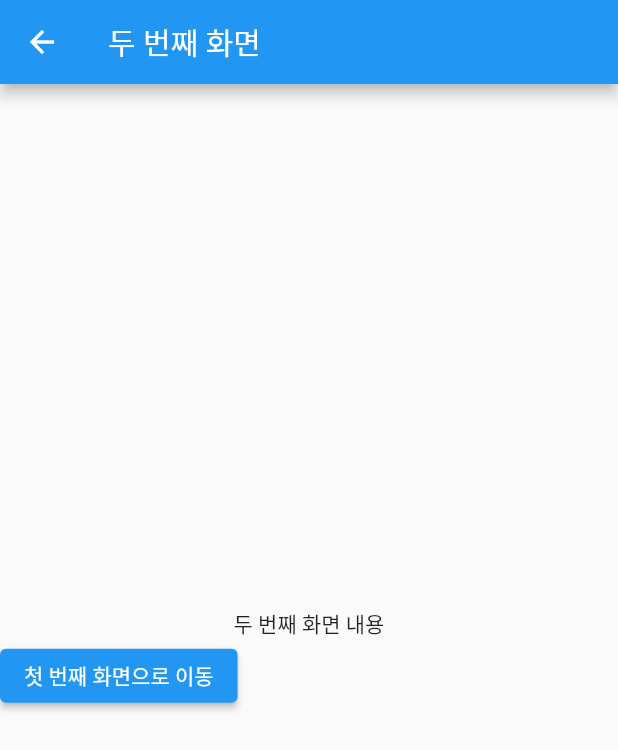
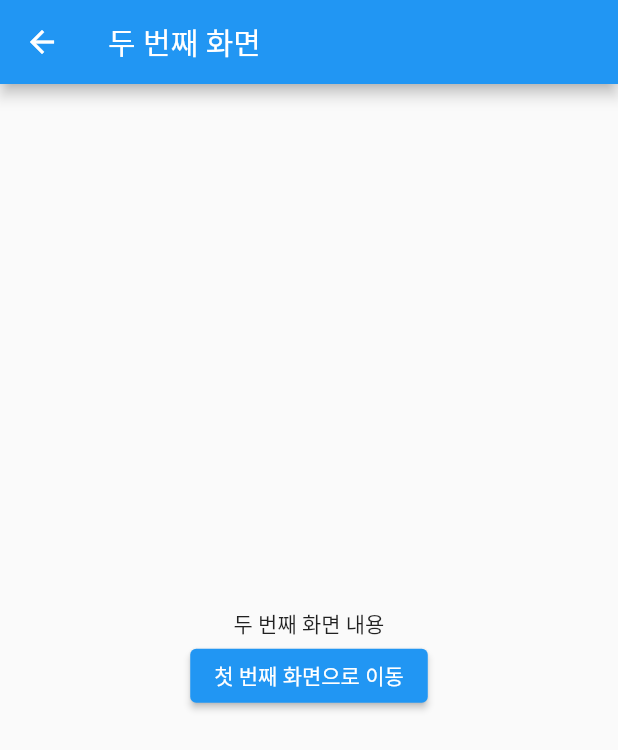
Before and after one commit to kopro-ov/flutter_project, a Flutter app: the screen it shows after launch, after a tap on "두 번째 화면으로 이동", on a phone screen of 412 x 824 dp. Shown: the top 750 px of the screen. Run offline on Flutter 3.47's test engine with Material 2 defaults, Android fonts, the phone set to English and light mode, and no system bars; our stand-ins replace get.

Commit message:
Refactor remove Row

```diff
--- a/basic_ex/lib/routes/first_route.dart
+++ b/basic_ex/lib/routes/first_route.dart
@@ -13,8 +13,6 @@ class FirstRoute extends StatelessWidget {
           mainAxisAlignment: MainAxisAlignment.center,
           children: [
             const Text('첫 번째 화면 내용'),
-            Row(
-              children: [
             ElevatedButton(
               onPressed: () {
                 Navigator.pushNamed(context, '/second');
@@ -22,8 +20,6 @@ class FirstRoute extends StatelessWidget {
               child: const Text('두 번째 화면으로 이동'),
             ),
           ],
-            )
-          ],
         ),
       ),
     );
--- a/basic_ex/lib/routes/second_route.dart
+++ b/basic_ex/lib/routes/second_route.dart
@@ -12,8 +12,6 @@ class SecondRoute extends StatelessWidget {
           mainAxisAlignment: MainAxisAlignment.center,
           children: [
             const Text('두 번째 화면 내용'),
-            Row(
-              children: [
             ElevatedButton(
               onPressed: () {
                 Navigator.of(context).pop();
@@ -21,8 +19,6 @@ class SecondRoute extends StatelessWidget {
               child: const Text('첫 번째 화면으로 이동'),
             ),
           ],
-            )
-          ],
         ),
       ),
     );
```
Lines whose indentation alone changed are shown as unchanged.
